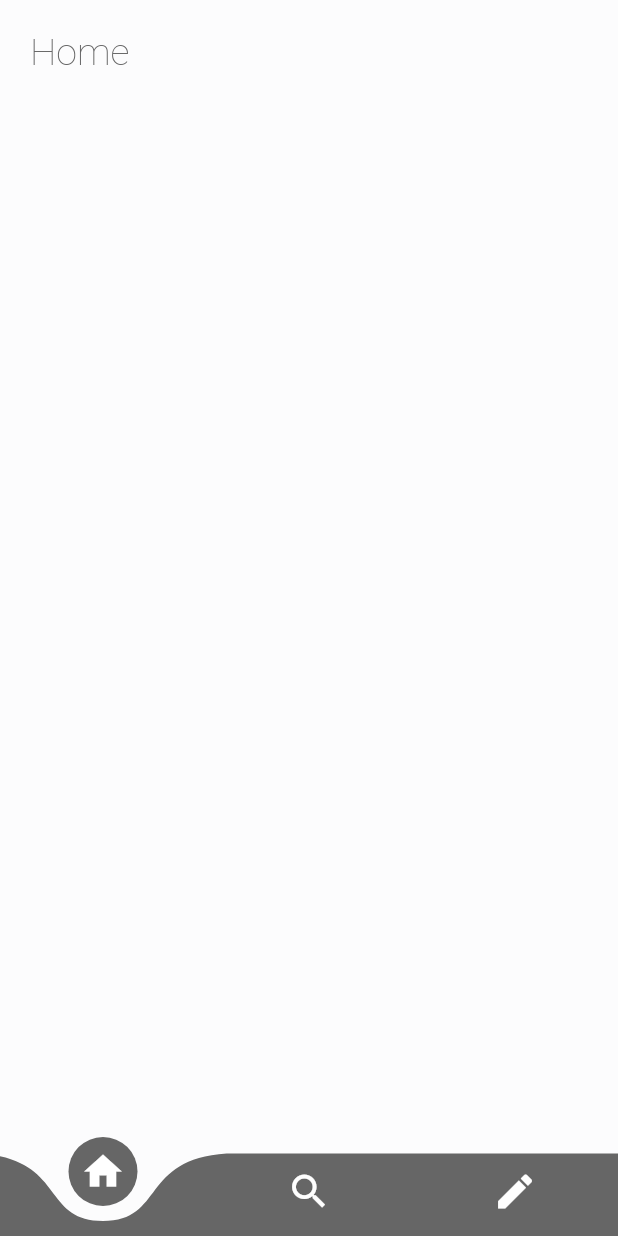
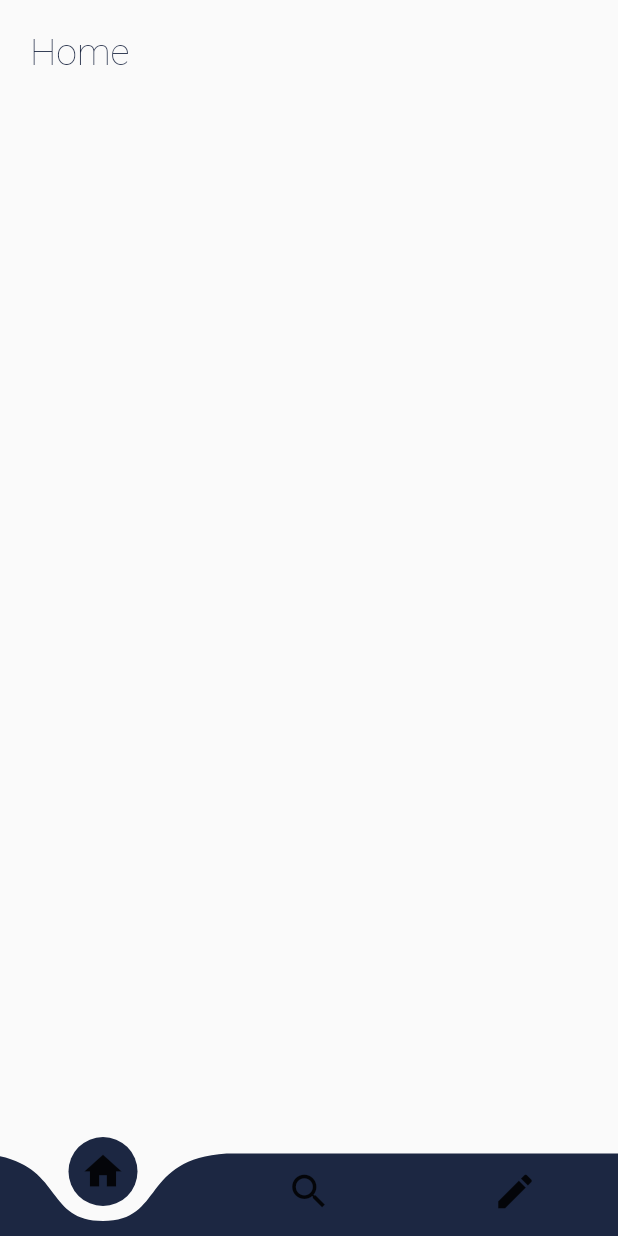
Before and after one commit to ewan-m/inksy, a Flutter app: the screen it shows after launch, on a phone screen of 412 x 824 dp. Run offline on Flutter 3.47's test engine with Material 2 defaults, Android fonts, the phone set to English and light mode, and no system bars; statements that could not run were skipped.

Commit message:
Improve the colour scheme

```diff
--- a/lib/styles/colours.dart
+++ b/lib/styles/colours.dart
@@ -1,9 +1,11 @@
 import 'package:flutter/painting.dart';
 
 class Colours {
-  static final background = Color(0xffFCFCFD);
-  static final backgroundHighlight = Color(0xffffffff);
-  static final primary = Color(0xff666666);
-  static final secondary = Color(0xff999999);
-  static final tertiary = Color(0xffcccccc);
+  static final white = Color(0xffFFFFFF);
+  static final lightestGrey = Color(0xfff7f9ff);
+  static final lightGrey = Color(0xffb4bfdb);
+  static final grey = Color(0xff9099b0);
+  static final darkGrey = Color(0xff404656);
+
+  static final primary = Color(0xff1c2742);
 }
```
